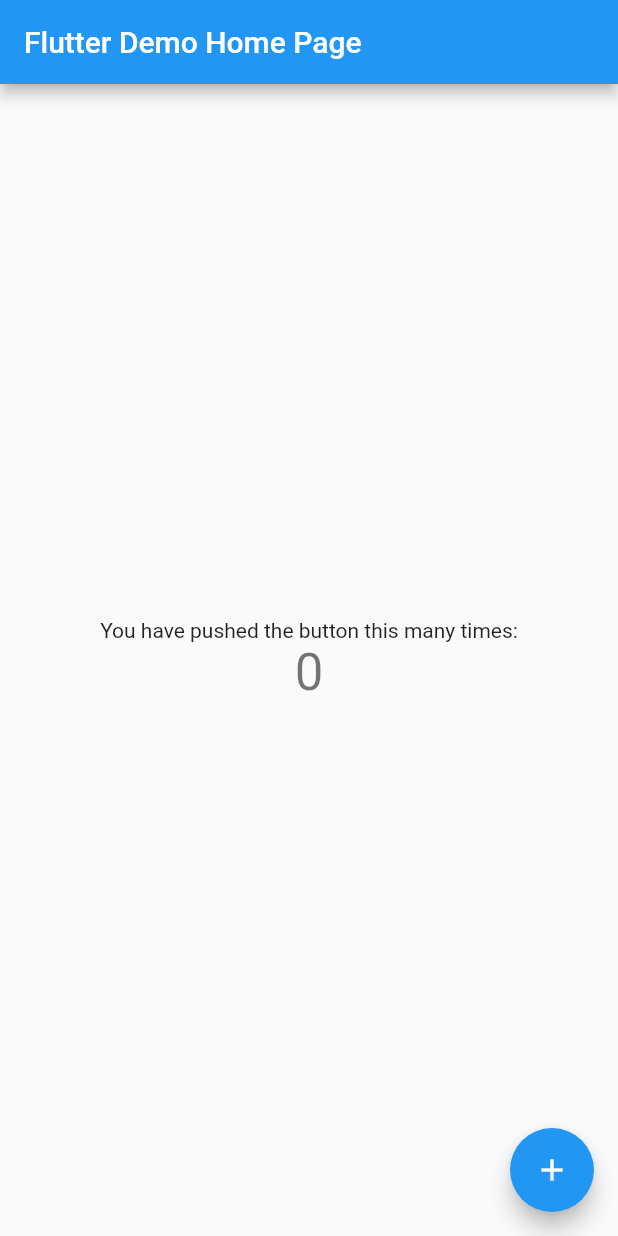
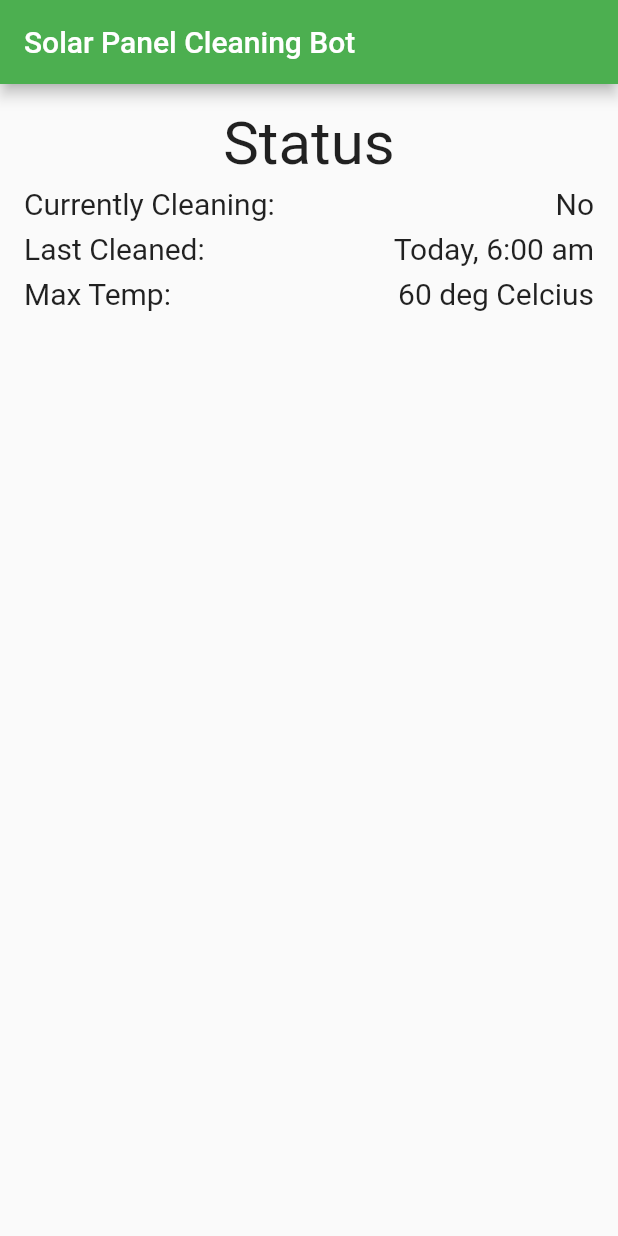
Before and after one commit to daksh001b/solar-panel-cleaning-bot, a Flutter app: the screen it shows after launch, on a phone screen of 412 x 824 dp. Run offline on Flutter 3.47's test engine with Material 2 defaults, Android fonts, the phone set to English and light mode, and no system bars.

Commit message:
basic status added

```diff
--- a/lib/main.dart
+++ b/lib/main.dart
@@ -11,20 +11,15 @@ class MyApp extends StatelessWidget {
   @override
   Widget build(BuildContext context) {
     return MaterialApp(
-      title: 'Flutter Demo',
+      title: 'Solar Panel Cleaning Bot',
       theme: ThemeData(
-        // This is the theme of your application.
-        //
-        // Try running your application with "flutter run". You'll see the
-        // application has a blue toolbar. Then, without quitting the app, try
-        // changing the primarySwatch below to Colors.green and then invoke
-        // "hot reload" (press "r" in the console where you ran "flutter run",
-        // or simply save your changes to "hot reload" in a Flutter IDE).
-        // Notice that the counter didn't reset back to zero; the application
-        // is not restarted.
-        primarySwatch: Colors.blue,
+
+        //brightness: Brightness.dark,
+        //primaryColor: Colors.lightBlue[800],
+
+        primarySwatch: Colors.green,
       ),
-      home: const MyHomePage(title: 'Flutter Demo Home Page'),
+      home: const MyHomePage(title: 'Solar Panel Cleaning Bot'),
     );
   }
 }
@@ -48,18 +43,6 @@ class MyHomePage extends StatefulWidget {
 }
 
 class _MyHomePageState extends State<MyHomePage> {
-  int _counter = 0;
-
-  void _incrementCounter() {
-    setState(() {
-      // This call to setState tells the Flutter framework that something has
-      // changed in this State, which causes it to rerun the build method below
-      // so that the display can reflect the updated values. If we changed
-      // _counter without calling setState(), then the build method would not be
-      // called again, and so nothing would appear to happen.
-      _counter++;
-    });
-  }
 
   @override
   Widget build(BuildContext context) {
@@ -78,38 +61,86 @@ class _MyHomePageState extends State<MyHomePage> {
       body: Center(
         // Center is a layout widget. It takes a single child and positions it
         // in the middle of the parent.
-        child: Column(
-          // Column is also a layout widget. It takes a list of children and
-          // arranges them vertically. By default, it sizes itself to fit its
-          // children horizontally, and tries to be as tall as its parent.
-          //
-          // Invoke "debug painting" (press "p" in the console, choose the
-          // "Toggle Debug Paint" action from the Flutter Inspector in Android
-          // Studio, or the "Toggle Debug Paint" command in Visual Studio Code)
-          // to see the wireframe for each widget.
-          //
-          // Column has various properties to control how it sizes itself and
-          // how it positions its children. Here we use mainAxisAlignment to
-          // center the children vertically; the main axis here is the vertical
-          // axis because Columns are vertical (the cross axis would be
-          // horizontal).
-          mainAxisAlignment: MainAxisAlignment.center,
+        child: Padding(
+          padding: EdgeInsets.fromLTRB(16, 16, 16, 16),
+          child:
+          Column(
             children: <Widget>[
               const Text(
-              'You have pushed the button this many times:',
+              'Status',
+                  style: TextStyle(
+                    fontSize: 40,
+                  )
+              ),
+              Row(
+                mainAxisAlignment: MainAxisAlignment.spaceBetween,
+                children: <Widget>[
+                  Column(
+                    mainAxisAlignment: MainAxisAlignment.start,
+                    crossAxisAlignment: CrossAxisAlignment.start,
+                    children: <Widget>[
+                      Text(
+                        'Currently Cleaning:',
+                        textAlign: TextAlign.left,
+                        style: TextStyle(
+                          fontSize: 20,
+                          height: 1.5,
+                        ),
                       ),
                       Text(
-              '$_counter',
-              style: Theme.of(context).textTheme.headline4,
+                        'Last Cleaned: ',
+                        textAlign: TextAlign.left,
+                        style: TextStyle(
+                          fontSize: 20,
+                          height: 1.5,
+                        ),
+                      ),
+                      Text(
+                        'Max Temp: ',
+                        textAlign: TextAlign.left,
+                        style: TextStyle(
+                          fontSize: 20,
+                          height: 1.5,
+                        ),
+                      ),
+                    ],
+                  ),
+                  Column(
+                    mainAxisAlignment: MainAxisAlignment.start,
+                    crossAxisAlignment: CrossAxisAlignment.end,
+                    children: <Widget>[
+                      Text(
+                        'No',
+                        textAlign: TextAlign.left,
+                        style: TextStyle(
+                          fontSize: 20,
+                          height: 1.5,
+                        ),
+                      ),
+                      Text(
+                        'Today, 6:00 am',
+                        textAlign: TextAlign.left,
+                        style: TextStyle(
+                          fontSize: 20,
+                          height: 1.5,
+                        ),
+                      ),
+                      Text(
+                        '60 deg Celcius',
+                        textAlign: TextAlign.left,
+                        style: TextStyle(
+                          fontSize: 20,
+                          height: 1.5,
+                        ),
+                      ),
+                    ],
+                  ),
+                ]
               ),
             ],
           ),
         ),
-      floatingActionButton: FloatingActionButton(
-        onPressed: _incrementCounter,
-        tooltip: 'Increment',
-        child: const Icon(Icons.add),
-      ), // This trailing comma makes auto-formatting nicer for build methods.
+      ),
     );
   }
 }
```
Also changed, not shown: 1 other file. Lines whose indentation alone changed are shown as unchanged.
